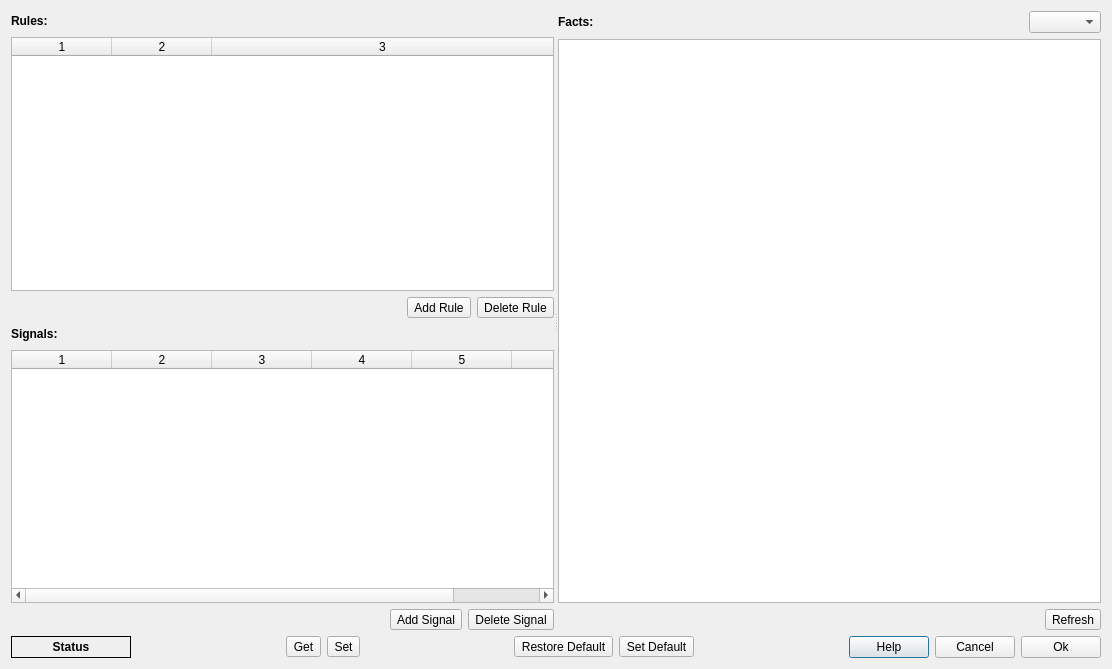
This is dasmon/client/RuleConfigDialog.ui in ADARA-Neutrons/adara as Qt 5 draws it before an edit. The edited form follows.
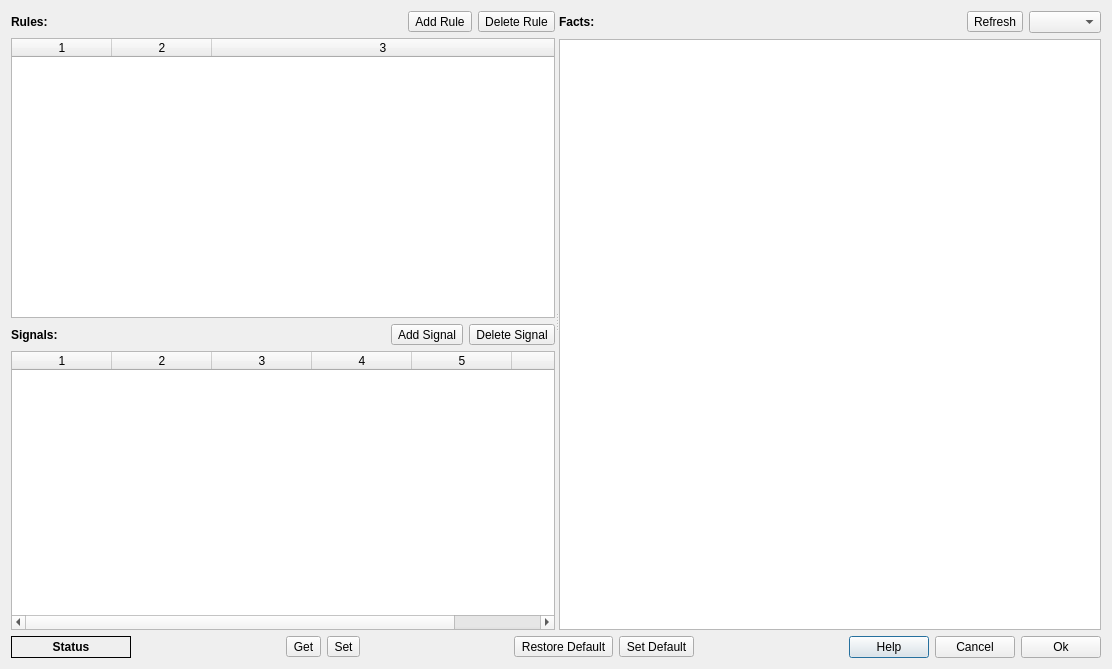
This is the edited form.

Commit message:
Changed dasmon rule configuration
Dasmon server now provides error feedback when rules and
signals are set via the ComBus API. Dasmon client was
changed to display these error messages using tool tips
on the rul config dialog.

What changed in the file:
```diff
--- a/dasmon/client/RuleConfigDialog.ui
+++ b/dasmon/client/RuleConfigDialog.ui
@@ -49,54 +49,6 @@
            </property>
           </spacer>
          </item>
-        </layout>
-       </item>
-       <item>
-        <widget class="QTableWidget" name="ruleTable">
-         <property name="alternatingRowColors">
-          <bool>true</bool>
-         </property>
-         <property name="selectionMode">
-          <enum>QAbstractItemView::SingleSelection</enum>
-         </property>
-         <property name="selectionBehavior">
-          <enum>QAbstractItemView::SelectRows</enum>
-         </property>
-         <property name="cornerButtonEnabled">
-          <bool>false</bool>
-         </property>
-         <property name="columnCount">
-          <number>3</number>
-         </property>
-         <attribute name="horizontalHeaderHighlightSections">
-          <bool>false</bool>
-         </attribute>
-         <attribute name="horizontalHeaderStretchLastSection">
-          <bool>true</bool>
-         </attribute>
-         <attribute name="verticalHeaderVisible">
-          <bool>false</bool>
-         </attribute>
-         <column/>
-         <column/>
-         <column/>
-        </widget>
-       </item>
-       <item>
-        <layout class="QHBoxLayout" name="horizontalLayout_2">
-         <item>
-          <spacer name="horizontalSpacer_6">
-           <property name="orientation">
-            <enum>Qt::Horizontal</enum>
-           </property>
-           <property name="sizeHint" stdset="0">
-            <size>
-             <width>40</width>
-             <height>20</height>
-            </size>
-           </property>
-          </spacer>
-         </item>
          <item>
           <widget class="QToolButton" name="addRuleButton">
            <property name="font">
@@ -130,6 +82,37 @@
          </item>
         </layout>
        </item>
+       <item>
+        <widget class="QTableWidget" name="ruleTable">
+         <property name="alternatingRowColors">
+          <bool>true</bool>
+         </property>
+         <property name="selectionMode">
+          <enum>QAbstractItemView::SingleSelection</enum>
+         </property>
+         <property name="selectionBehavior">
+          <enum>QAbstractItemView::SelectRows</enum>
+         </property>
+         <property name="cornerButtonEnabled">
+          <bool>false</bool>
+         </property>
+         <property name="columnCount">
+          <number>3</number>
+         </property>
+         <attribute name="horizontalHeaderHighlightSections">
+          <bool>false</bool>
+         </attribute>
+         <attribute name="horizontalHeaderStretchLastSection">
+          <bool>true</bool>
+         </attribute>
+         <attribute name="verticalHeaderVisible">
+          <bool>false</bool>
+         </attribute>
+         <column/>
+         <column/>
+         <column/>
+        </widget>
+       </item>
        <item>
         <layout class="QHBoxLayout" name="horizontalLayout_5">
          <item>
@@ -158,60 +141,6 @@
            </property>
           </spacer>
          </item>
-        </layout>
-       </item>
-       <item>
-        <widget class="QTableWidget" name="signalTable">
-         <property name="alternatingRowColors">
-          <bool>true</bool>
-         </property>
-         <property name="selectionMode">
-          <enum>QAbstractItemView::SingleSelection</enum>
-         </property>
-         <property name="selectionBehavior">
-          <enum>QAbstractItemView::SelectRows</enum>
-         </property>
-         <property name="cornerButtonEnabled">
-          <bool>false</bool>
-         </property>
-         <property name="columnCount">
-          <number>6</number>
-         </property>
-         <attribute name="horizontalHeaderHighlightSections">
-          <bool>false</bool>
-         </attribute>
-         <attribute name="horizontalHeaderStretchLastSection">
-          <bool>true</bool>
-         </attribute>
-         <attribute name="verticalHeaderVisible">
-          <bool>false</bool>
-         </attribute>
-         <attribute name="verticalHeaderStretchLastSection">
-          <bool>false</bool>
-         </attribute>
-         <column/>
-         <column/>
-         <column/>
-         <column/>
-         <column/>
-         <column/>
-        </widget>
-       </item>
-       <item>
-        <layout class="QHBoxLayout" name="horizontalLayout_3">
-         <item>
-          <spacer name="horizontalSpacer_7">
-           <property name="orientation">
-            <enum>Qt::Horizontal</enum>
-           </property>
-           <property name="sizeHint" stdset="0">
-            <size>
-             <width>40</width>
-             <height>20</height>
-            </size>
-           </property>
-          </spacer>
-         </item>
          <item>
           <widget class="QToolButton" name="addSignalButton">
            <property name="font">
@@ -240,6 +169,43 @@
          </item>
         </layout>
        </item>
+       <item>
+        <widget class="QTableWidget" name="signalTable">
+         <property name="alternatingRowColors">
+          <bool>true</bool>
+         </property>
+         <property name="selectionMode">
+          <enum>QAbstractItemView::SingleSelection</enum>
+         </property>
+         <property name="selectionBehavior">
+          <enum>QAbstractItemView::SelectRows</enum>
+         </property>
+         <property name="cornerButtonEnabled">
+          <bool>false</bool>
+         </property>
+         <property name="columnCount">
+          <number>6</number>
+         </property>
+         <attribute name="horizontalHeaderHighlightSections">
+          <bool>false</bool>
+         </attribute>
+         <attribute name="horizontalHeaderStretchLastSection">
+          <bool>true</bool>
+         </attribute>
+         <attribute name="verticalHeaderVisible">
+          <bool>false</bool>
+         </attribute>
+         <attribute name="verticalHeaderStretchLastSection">
+          <bool>false</bool>
+         </attribute>
+         <column/>
+         <column/>
+         <column/>
+         <column/>
+         <column/>
+         <column/>
+        </widget>
+       </item>
       </layout>
      </widget>
      <widget class="QWidget" name="layoutWidget_2">
@@ -272,6 +238,13 @@
            </property>
           </spacer>
          </item>
+         <item>
+          <widget class="QToolButton" name="refreshFactButton">
+           <property name="text">
+            <string>Refresh</string>
+           </property>
+          </widget>
+         </item>
          <item>
           <widget class="QComboBox" name="factFilterCB"/>
          </item>
@@ -287,30 +260,6 @@
          </property>
         </widget>
        </item>
-       <item>
-        <layout class="QHBoxLayout" name="horizontalLayout_4">
-         <item>
-          <spacer name="horizontalSpacer_8">
-           <property name="orientation">
-            <enum>Qt::Horizontal</enum>
-           </property>
-           <property name="sizeHint" stdset="0">
-            <size>
-             <width>40</width>
-             <height>20</height>
-            </size>
-           </property>
-          </spacer>
-         </item>
-         <item>
-          <widget class="QToolButton" name="refreshFactButton">
-           <property name="text">
-            <string>Refresh</string>
-           </property>
-          </widget>
-         </item>
-        </layout>
-       </item>
       </layout>
      </widget>
     </widget>
```
The commit also changes 13 other files.
